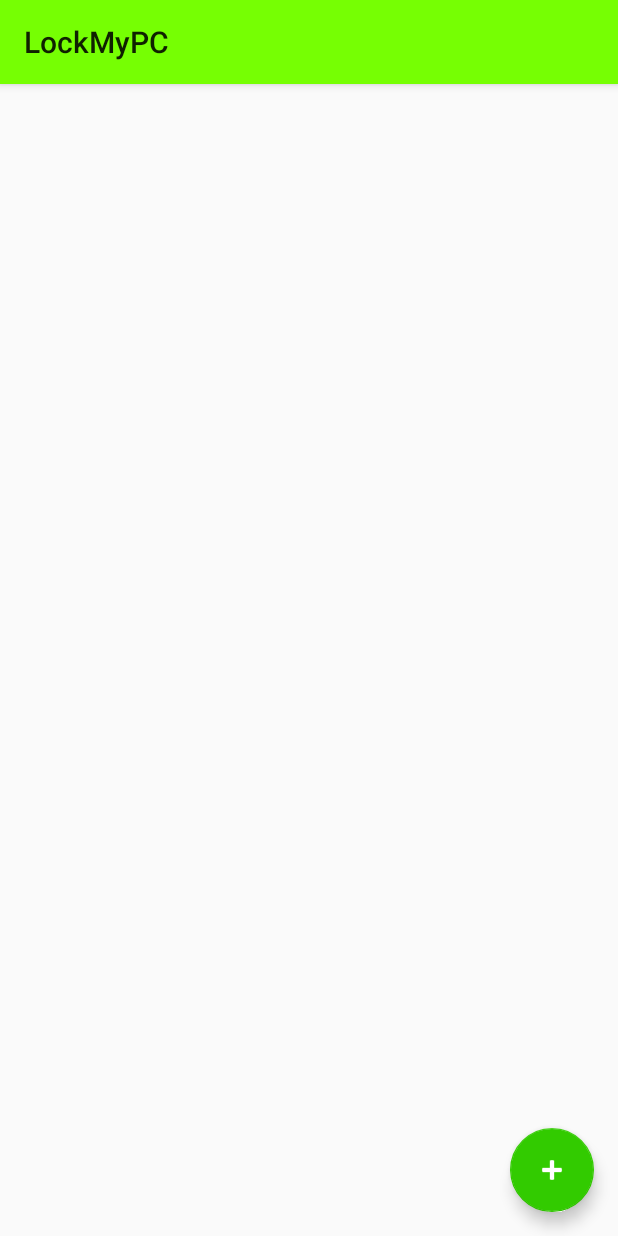
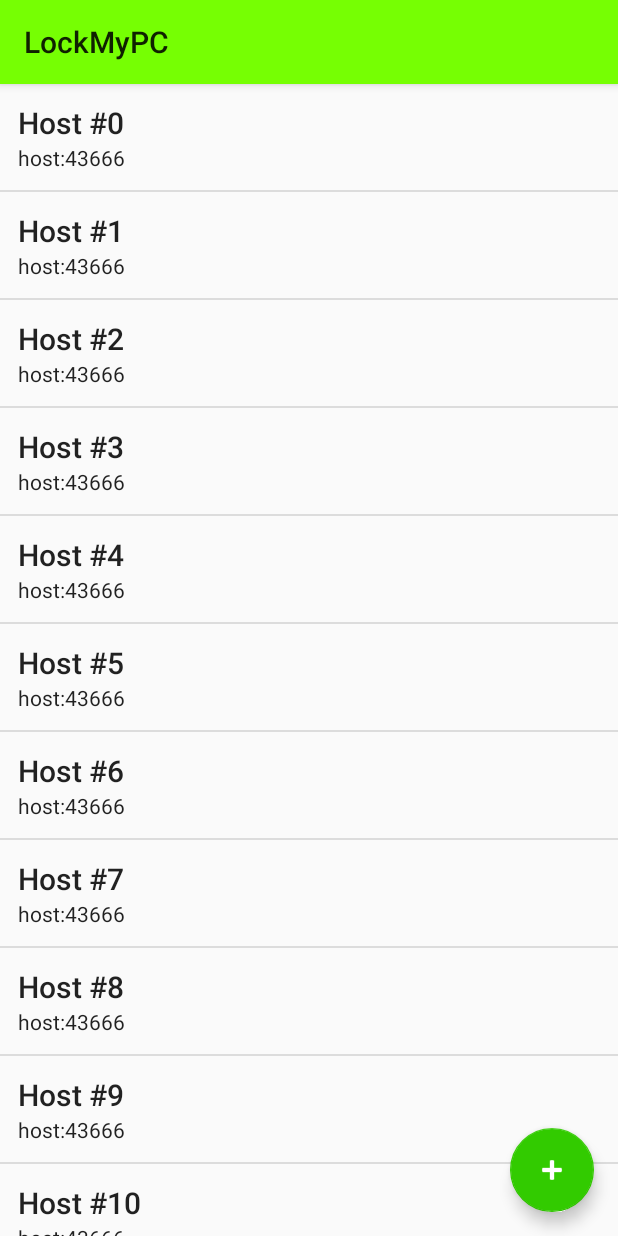
Before and after one commit to koro666/lockmypc, an Android app: the screen it shows after launch (MainActivity), on a phone screen of 412 x 824 dp. Run offline under Robolectric (Android 15) with nearby library versions, the phone set to English and light mode, and no system bars; 2 statements that could not run were skipped.

Commit message:
Working list view.

```diff
--- /dev/null
+++ b/client/android/src/main/java/net/kzxiv/lockmypc/client/HostAdapter.java
@@ -0,0 +1,206 @@
+package net.kzxiv.lockmypc.client;
+
+import android.content.*;
+import android.os.*;
+import android.view.*;
+import android.widget.*;
+import java.util.*;
+
+public class HostAdapter extends BaseAdapter
+{
+	private final Context _context;
+	private final LayoutInflater _inflater;
+	private final ArrayList<Entry> _entries;
+
+	public final static class Entry
+	{
+		private final long _id;
+		private String _name;
+		private String _host;
+		private String _port;
+		private String _secret;
+
+		public Entry(long id)
+		{
+			this(id, null, null, null, null);
+		}
+
+		public Entry(long id, String name, String host, String port, String secret)
+		{
+			_id = id;
+			_name = neverNull(name, "Untitled");
+			_host = neverNull(host, "host");
+			_port = neverNull(port, "43666");
+			_secret = neverNull(secret, "default");
+		}
+
+		@Override
+		public String toString()
+		{
+			return _name;
+		}
+
+		public final long getId()
+		{
+			return _id;
+		}
+
+		public final String getName()
+		{
+			return _name;
+		}
+
+		public final void setName(String value)
+		{
+			_name = neverNull(value);
+		}
+
+		public final String getHost()
+		{
+			return _host;
+		}
+
+		public final void setHost(String value)
+		{
+			_host = neverNull(value);
+		}
+
+		public final String getPort()
+		{
+			return _port;
+		}
+
+		public final void setPort(String value)
+		{
+			_port = neverNull(value);
+		}
+
+		public final String getSecret()
+		{
+			return _secret;
+		}
+
+		public final void setSecret(String value)
+		{
+			_secret = neverNull(value);
+		}
+
+		private static final String neverNull(String value)
+		{
+			return value == null ? "" : value;
+		}
+
+		private static final String neverNull(String value, String other)
+		{
+			return value == null ? other : value;
+		}
+	}
+
+	public HostAdapter(Context context)
+	{
+		if (context == null)
+			throw new IllegalArgumentException();
+
+		_context = context;
+		_inflater = LayoutInflater.from(context);
+		_entries = new ArrayList<Entry>();
+	}
+
+	@Override
+	public boolean hasStableIds()
+	{
+		return true;
+	}
+
+	@Override
+	public int getCount()
+	{
+		return _entries.size();
+	}
+
+	@Override
+	public Object getItem(int i)
+	{
+		if (i >= 0 && i < _entries.size())
+			return _entries.get(i);
+		else
+			return null;
+	}
+
+	@Override
+	public long getItemId(int i)
+	{
+		if (i >= 0 && i < _entries.size())
+			return _entries.get(i).getId();
+		else
+			return -1L;
+	}
+
+	@Override
+	public View getView(int i, View view, ViewGroup viewGroup)
+	{
+		Entry entry = _entries.get(i);
+		if (entry == null)
+			return null;
+
+		if (view == null)
+			view = _inflater.inflate(R.layout.content, null);
+
+		TextView text;
+		text = view.findViewById(R.id.host_name);
+
+		text.setText(entry.getName());
+
+		text = view.findViewById(R.id.host_extra);
+		text.setText(
+			String.format(
+				_context.getString(R.string.host_port_format),
+				entry.getHost(),
+				entry.getPort()));
+
+		view.setTag(entry);
+		return view;
+	}
+
+	public final void load()
+	{
+		ArrayList<Entry> result = loadInternal();
+		_entries.clear();
+		_entries.addAll(result);
+		notifyDataSetChanged();
+	}
+
+	public final void loadAsync()
+	{
+		new LoadAsyncTask().execute();
+	}
+
+	private final class LoadAsyncTask extends AsyncTask<Void, Void, ArrayList<Entry>>
+	{
+		@Override
+		protected ArrayList<Entry> doInBackground(Void... unused)
+		{
+			return loadInternal();
+		}
+
+		@Override
+		protected void onPostExecute(ArrayList<Entry> result)
+		{
+			_entries.clear();
+			_entries.addAll(result);
+			notifyDataSetChanged();
+		}
+	}
+
+	public final ArrayList<Entry> loadInternal()
+	{
+		ArrayList<Entry> result = new ArrayList<Entry>();
+
+		// TODO:
+		try { Thread.sleep(500); } catch (InterruptedException ex) {}
+		for (long l = 0; l < 200; ++l)
+			result.add(new Entry(l, String.format("Host #%d", l), null, null, null));
+
+		return result;
+	}
+}
--- a/client/android/src/main/java/net/kzxiv/lockmypc/client/MainActivity.java
+++ b/client/android/src/main/java/net/kzxiv/lockmypc/client/MainActivity.java
@@ -3,6 +3,7 @@ package net.kzxiv.lockmypc.client;
 import android.os.*;
 import android.support.design.widget.*;
 import android.support.v7.app.*;
+import android.util.Log;
 import android.view.*;
 import android.widget.*;
 
@@ -16,7 +17,30 @@ public class MainActivity extends AppCompatActivity
 
 		final ListView list = findViewById(R.id.host_list);
 
-		// TODO:
+		HostAdapter adapter = new HostAdapter(this);
+		list.setAdapter(adapter);
+
+		adapter.loadAsync();
+
+		list.setOnItemClickListener(new AdapterView.OnItemClickListener()
+		{
+			@Override
+			public void onItemClick(AdapterView<?> adapterView, View view, int i, long l)
+			{
+				HostAdapter.Entry entry = (HostAdapter.Entry)view.getTag();
+				onEntryClick(i, entry);
+			}
+		});
+
+		list.setOnItemLongClickListener(new AdapterView.OnItemLongClickListener()
+		{
+			@Override
+			public boolean onItemLongClick(AdapterView<?> adapterView, View view, int i, long l)
+			{
+				HostAdapter.Entry entry = (HostAdapter.Entry)view.getTag();
+				return onEntryLongClick(i, entry);
+			}
+		});
 
 		FloatingActionButton fab = findViewById(R.id.add_button);
 		fab.setOnClickListener(new View.OnClickListener()
@@ -24,8 +48,24 @@ public class MainActivity extends AppCompatActivity
 			@Override
 			public void onClick(View view)
 			{
-				// TODO:
+				onAddClick();
 			}
 		});
 	}
+
+	private final void onEntryClick(int index, HostAdapter.Entry entry)
+	{
+		// TODO:
+	}
+
+	private final boolean onEntryLongClick(int index, HostAdapter.Entry entry)
+	{
+		// TODO:
+		return false;
+	}
+
+	private final void onAddClick()
+	{
+		// TODO:
+	}
 }
--- /dev/null
+++ b/client/android/src/main/res/layout/content.xml
@@ -0,0 +1,25 @@
+<?xml version="1.0" encoding="utf-8"?>
+<LinearLayout xmlns:android="http://schemas.android.com/apk/res/android"
+	android:layout_width="match_parent"
+	android:layout_height="wrap_content"
+	android:gravity="center_vertical"
+	android:minHeight="48dp"
+	android:orientation="vertical"
+	android:padding="12dip">
+
+	<TextView
+		android:id="@+id/host_name"
+		android:layout_width="match_parent"
+		android:layout_height="wrap_content"
+		android:singleLine="true"
+		android:text="xxx"
+		android:textAppearance="@style/TextAppearance.AppCompat.Title"/>
+
+	<TextView
+		android:id="@+id/host_extra"
+		android:layout_width="match_parent"
+		android:layout_height="wrap_content"
+		android:singleLine="true"
+		android:text="xxx"
+		android:textAppearance="@style/TextAppearance.AppCompat.Body1"/>
+</LinearLayout>
--- a/client/android/src/main/res/values/strings.xml
+++ b/client/android/src/main/res/values/strings.xml
@@ -1,4 +1,5 @@
 <?xml version="1.0" encoding="utf-8"?>
 <resources>
 	<string name="app_name">LockMyPC</string>
+	<string name="host_port_format">%s:%s</string>
 </resources>
```
